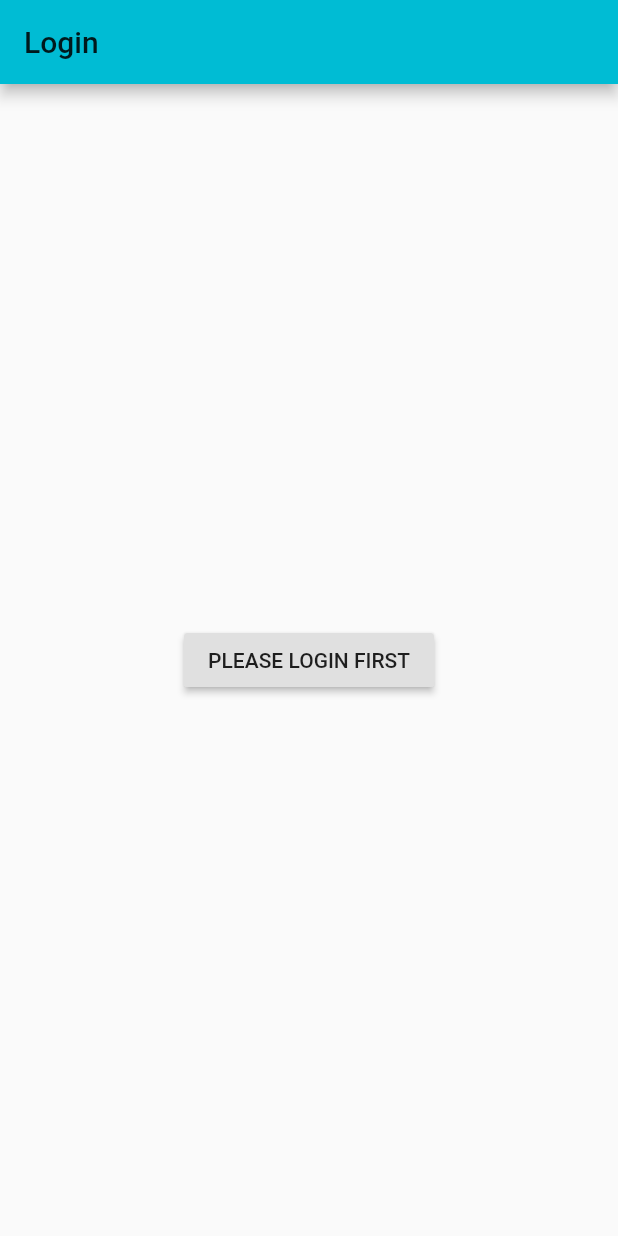
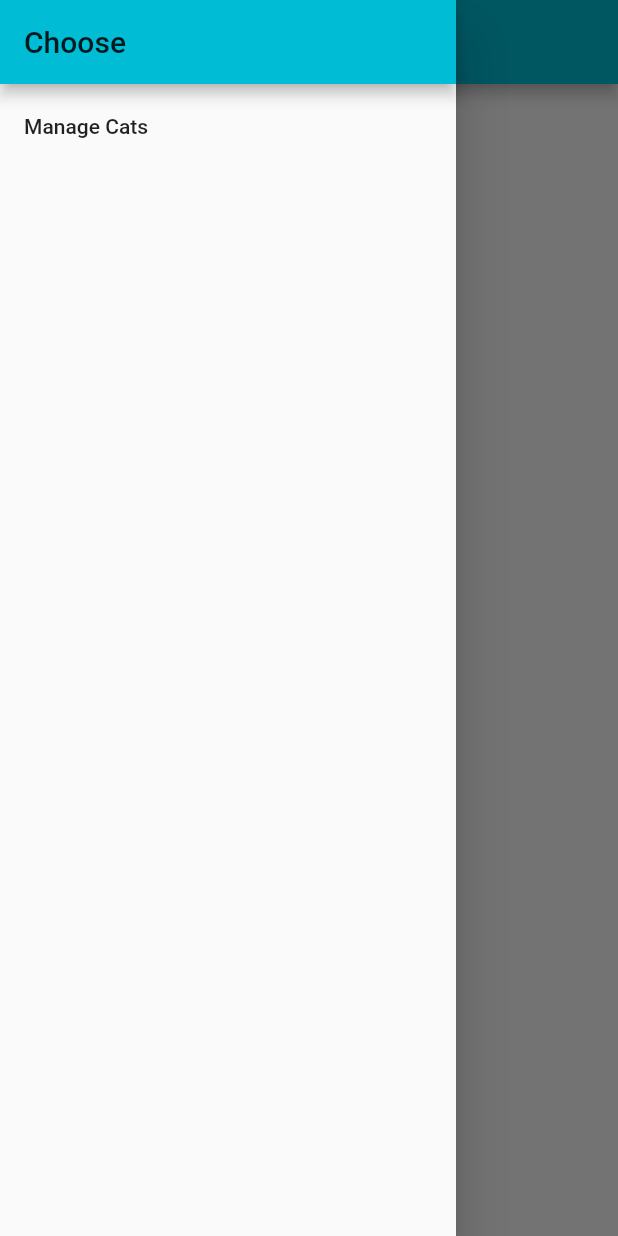
Before and after one commit to huangjun0124/flutter_learn, a Flutter app: the screen it shows after launch, with the side drawer open (before the commit the screen has no drawer), on a phone screen of 412 x 824 dp. Run offline on Flutter 3.47's test engine with Material 2 defaults, Android fonts, the phone set to English and light mode, and no system bars.

```diff
--- a/flutter_learn/lib/main.dart
+++ b/flutter_learn/lib/main.dart
@@ -1,7 +1,8 @@
 import 'package:flutter/material.dart';
 import 'package:flutter/widgets.dart';
 import 'package:flutter_learn/pages/auth.dart';
-import './pages/cats_page.dart';
+import 'package:flutter_learn/pages/cats_admin.dart';
+import './pages/cats_main_page.dart';
 
 void main() {
   //debugPaintSizeEnabled = true;
@@ -15,7 +16,11 @@ class MyApp extends StatelessWidget {
       debugShowMaterialGrid: false,
       theme:
       ThemeData(primarySwatch: Colors.cyan, accentColor: Colors.lightBlue),
-      home: AuthPage(),
+      //home: AuthPage(), 下面 route 配置了 “/”  这里就不能在配置 home 了
+      routes: {
+        "/" : (BuildContext context) => CatsMainPage(),
+        "/admin" : (BuildContext context) => CatsAdminPage()
+      },
     );
   }
 }
--- a/flutter_learn/lib/pages/auth.dart
+++ b/flutter_learn/lib/pages/auth.dart
@@ -1,6 +1,6 @@
 import 'package:flutter/material.dart';
 import 'package:flutter/widgets.dart';
-import './cats_page.dart';
+import './cats_main_page.dart';
 
 class AuthPage extends StatelessWidget{
   @override
@@ -16,7 +16,7 @@ class AuthPage extends StatelessWidget{
             Navigator.pushReplacement(     // 替换当前页，这将没有返回按钮
               context,
               MaterialPageRoute(
-                  builder: (BuildContext context) => CatsPage()),
+                  builder: (BuildContext context) => CatsMainPage()),
             );
           },
         ),
--- a/flutter_learn/lib/pages/cats_admin.dart
+++ b/flutter_learn/lib/pages/cats_admin.dart
@@ -2,7 +2,7 @@ import 'package:flutter/material.dart';
 import 'package:flutter/widgets.dart';
 import 'package:flutter_learn/pages/cat_creat.dart';
 import 'package:flutter_learn/pages/cat_list.dart';
-import 'package:flutter_learn/pages/cats_page.dart';
+import 'package:flutter_learn/pages/cats_main_page.dart';
 
 class CatsAdminPage extends StatelessWidget{
   @override
@@ -23,7 +23,7 @@ class CatsAdminPage extends StatelessWidget{
                   Navigator.pushReplacement(
                       context,
                       MaterialPageRoute(
-                          builder: (BuildContext context) => CatsPage()));
+                          builder: (BuildContext context) => CatsMainPage()));
                 },
               )
             ],
--- a/flutter_learn/lib/pages/cats_page.dart
+++ b/flutter_learn/lib/pages/cats_main_page.dart
@@ -4,7 +4,7 @@ import 'package:flutter/widgets.dart';
 import '../cat_manager.dart';
 import './cats_admin.dart';
 
-class CatsPage extends StatelessWidget {
+class CatsMainPage extends StatelessWidget {
   @override
   Widget build(BuildContext context) {
     // TODO: implement build
@@ -14,10 +14,14 @@ class CatsPage extends StatelessWidget {
           children: <Widget>[
             AppBar(
               automaticallyImplyLeading: false,
-              title: Text('Choose'),),
-            ListTile(title: Text('Manage Cats'),onTap: (){
-              Navigator.push(context, MaterialPageRoute(builder: (BuildContext context)=>CatsAdminPage()));
-            },)
+              title: Text('Choose'),
+            ),
+            ListTile(
+              title: Text('Manage Cats'),
+              onTap: () {
+                Navigator.pushReplacementNamed(context, '/admin');
+              },
+            )
           ],
         ),
       ),
```
